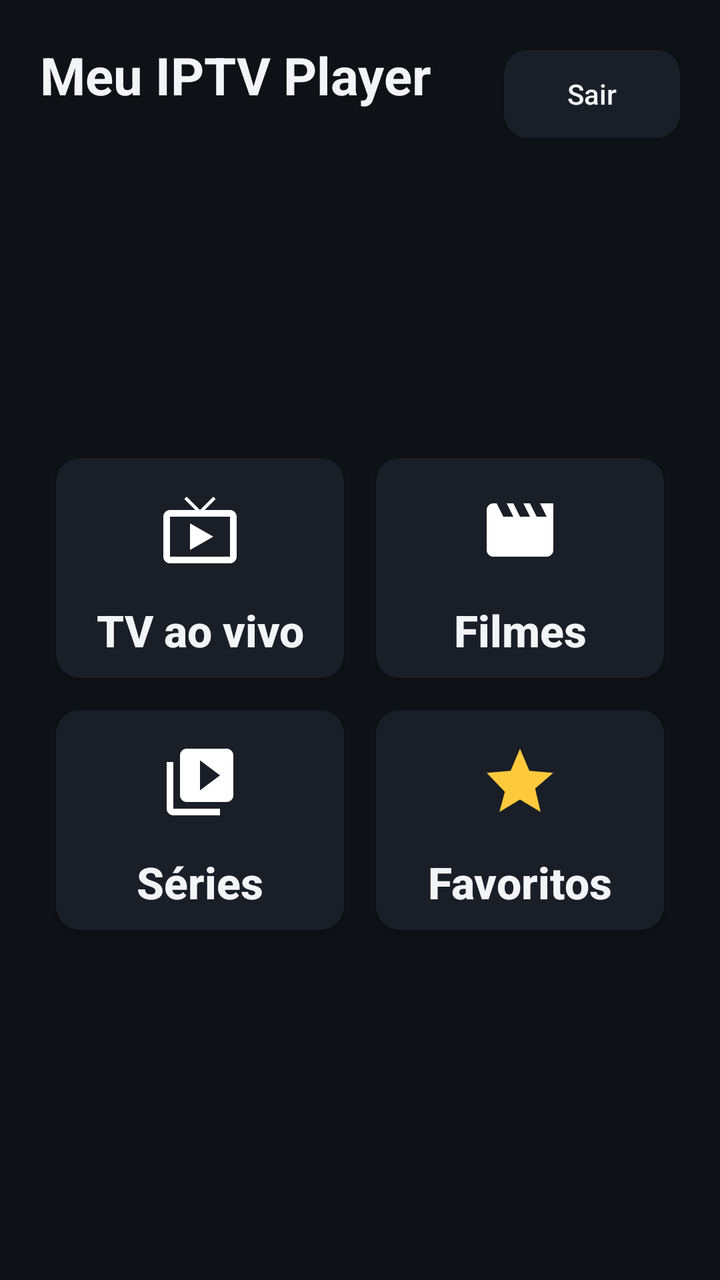
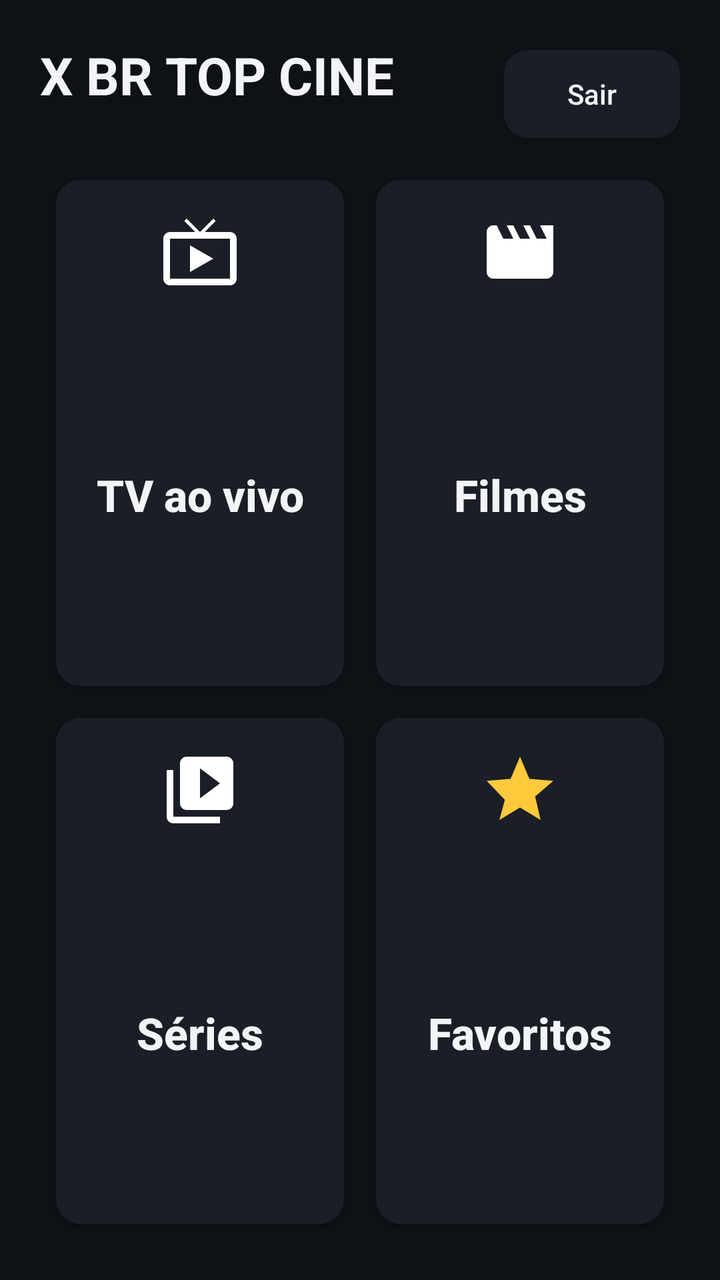

Compare the two renders of this Android layout. The source of the first and the diff that turns it into the second are given below.
<!-- AndroidManifest.xml: application theme Theme.App -->
<!-- res/layout/activity_main.xml -->
<?xml version="1.0" encoding="utf-8"?>
<LinearLayout xmlns:android="http://schemas.android.com/apk/res/android"
    android:layout_width="match_parent"
    android:layout_height="match_parent"
    android:orientation="vertical"
    android:padding="@dimen/side_padding">

    <LinearLayout
        android:layout_width="match_parent"
        android:layout_height="wrap_content"
        android:gravity="center_vertical"
        android:orientation="horizontal">

        <LinearLayout
            android:layout_width="0dp"
            android:layout_height="wrap_content"
            android:layout_weight="1"
            android:orientation="vertical">

            <TextView
                android:layout_width="wrap_content"
                android:layout_height="wrap_content"
                android:text="@string/app_name"
                android:textColor="@color/text"
                android:textSize="26sp"
                android:textStyle="bold" />

            <TextView
                android:id="@+id/account"
                android:layout_width="wrap_content"
                android:layout_height="wrap_content"
                android:ellipsize="end"
                android:singleLine="true"
                android:textColor="@color/text_dim"
                android:textSize="14sp" />
        </LinearLayout>

        <Button
            android:id="@+id/logout"
            android:layout_width="wrap_content"
            android:layout_height="44dp"
            android:background="@drawable/bg_focus"
            android:paddingStart="18dp"
            android:paddingEnd="18dp"
            android:text="Sair"
            android:textAllCaps="false"
            android:textColor="@color/text" />
    </LinearLayout>

    <LinearLayout
        android:layout_width="match_parent"
        android:layout_height="0dp"
        android:layout_weight="1"
        android:gravity="center"
        android:orientation="vertical">

        <LinearLayout
            android:layout_width="match_parent"
            android:layout_height="wrap_content"
            android:orientation="horizontal">

            <Button
                android:id="@+id/btn_live"
                style="@style/MenuButton"
                android:drawableTop="@drawable/ic_menu_live"
                android:text="TV ao vivo" />

            <Button
                android:id="@+id/btn_movies"
                style="@style/MenuButton"
                android:drawableTop="@drawable/ic_menu_movies"
                android:text="Filmes" />
        </LinearLayout>

        <LinearLayout
            android:layout_width="match_parent"
            android:layout_height="wrap_content"
            android:orientation="horizontal">

            <Button
                android:id="@+id/btn_series"
                style="@style/MenuButton"
                android:drawableTop="@drawable/ic_menu_series"
                android:text="Séries" />

            <Button
                android:id="@+id/btn_favorites"
                style="@style/MenuButton"
                android:drawableTop="@drawable/ic_menu_favorites"
                android:text="Favoritos" />
        </LinearLayout>
    </LinearLayout>
</LinearLayout>
<!-- resources referenced by this layout -->
<resources>
  <color name="text">#F2F4F7</color>
  <color name="text_dim">#9AA4B2</color>
  <dimen name="side_padding">20dp</dimen>
  <!-- drawable ic_menu_favorites (drawable) -->
  <?xml version="1.0" encoding="utf-8"?>
  <vector xmlns:android="http://schemas.android.com/apk/res/android"
      android:width="40dp"
      android:height="40dp"
      android:viewportWidth="24"
      android:viewportHeight="24">
      <path
          android:fillColor="#FFC93C"
          android:pathData="M12,17.27L18.18,21l-1.64,-7.03L22,9.24l-7.19,-0.61L12,2 9.19,8.63 2,9.24l5.46,5.73L5.82,21z" />
  </vector>
  <!-- drawable ic_menu_live (drawable) -->
  <?xml version="1.0" encoding="utf-8"?>
  <vector xmlns:android="http://schemas.android.com/apk/res/android"
      android:width="40dp"
      android:height="40dp"
      android:viewportWidth="24"
      android:viewportHeight="24">
      <path
          android:fillColor="#FFFFFF"
          android:pathData="M21,6h-7.59l3.29,-3.29L16,2l-4,4 -4,-4 -0.71,0.71L10.59,6H3c-1.1,0 -2,0.89 -2,2v12c0,1.1 0.9,2 2,2h18c1.1,0 2,-0.9 2,-2V8c0,-1.11 -0.9,-2 -2,-2zM21,20H3V8h18v12zM9,10v8l7,-4z" />
  </vector>
  <!-- drawable ic_menu_movies (drawable) -->
  <?xml version="1.0" encoding="utf-8"?>
  <vector xmlns:android="http://schemas.android.com/apk/res/android"
      android:width="40dp"
      android:height="40dp"
      android:viewportWidth="24"
      android:viewportHeight="24">
      <path
          android:fillColor="#FFFFFF"
          android:pathData="M18,4l2,4h-3l-2,-4h-2l2,4h-3l-2,-4H8l2,4H7L5,4H4c-1.1,0 -1.99,0.9 -1.99,2L2,18c0,1.1 0.9,2 2,2h16c1.1,0 2,-0.9 2,-2V4h-4z" />
  </vector>
  <!-- drawable ic_menu_series (drawable) -->
  <?xml version="1.0" encoding="utf-8"?>
  <vector xmlns:android="http://schemas.android.com/apk/res/android"
      android:width="40dp"
      android:height="40dp"
      android:viewportWidth="24"
      android:viewportHeight="24">
      <path
          android:fillColor="#FFFFFF"
          android:pathData="M4,6H2v14c0,1.1 0.9,2 2,2h14v-2H4V6zM20,2H8c-1.1,0 -2,0.9 -2,2v12c0,1.1 0.9,2 2,2h12c1.1,0 2,-0.9 2,-2V4c0,-1.1 -0.9,-2 -2,-2zM12,14.5v-9l6,4.5 -6,4.5z" />
  </vector>
  <string name="app_name">Meu IPTV Player</string>
  <style name="MenuButton" parent="Widget.AppCompat.Button">
          <item name="android:layout_width">0dp</item>
          <item name="android:layout_height">@dimen/menu_button_height</item>
          <item name="android:layout_weight">1</item>
          <item name="android:layout_margin">8dp</item>
          <item name="android:background">@drawable/bg_focus</item>
          <item name="android:textColor">@color/text</item>
          <item name="android:textSize">22sp</item>
          <item name="android:textStyle">bold</item>
          <item name="android:textAllCaps">false</item>
          <item name="android:paddingTop">16dp</item>
          <item name="android:drawablePadding">6dp</item>
      </style>
  <style name="Theme.App" parent="Theme.AppCompat.NoActionBar">
          <item name="colorPrimary">@color/accent</item>
          <item name="colorPrimaryDark">@color/bg</item>
          <item name="colorAccent">@color/accent</item>
          <item name="android:windowBackground">@color/bg</item>
          <item name="android:textColorPrimary">@color/text</item>
          <item name="android:textColorSecondary">@color/text_dim</item>
          <item name="android:statusBarColor">@color/bg</item>
          <item name="android:navigationBarColor">@color/bg</item>
      </style>
  <color name="surface_focus">#26303D</color>
  <color name="accent">#2EC4B6</color>
  <color name="accent_dim">#1F5F5A</color>
  <color name="surface">#1A1F27</color>
  <dimen name="menu_button_height">110dp</dimen>
  <color name="bg">#0E1116</color>
  <!-- unchanged entries left out for length: 1 -->
</resources>

<!-- the commit's change to res/layout/activity_main.xml (unified diff, before → after) -->
@@ -51,12 +51,13 @@
         android:layout_width="match_parent"
         android:layout_height="0dp"
         android:layout_weight="1"
-        android:gravity="center"
+        android:layout_marginTop="8dp"
         android:orientation="vertical">
 
         <LinearLayout
             android:layout_width="match_parent"
-            android:layout_height="wrap_content"
+            android:layout_height="0dp"
+            android:layout_weight="1"
             android:orientation="horizontal">
 
             <Button
@@ -74,7 +75,8 @@
 
         <LinearLayout
             android:layout_width="match_parent"
-            android:layout_height="wrap_content"
+            android:layout_height="0dp"
+            android:layout_weight="1"
             android:orientation="horizontal">
 
             <Button
<!-- resource entries referenced after the edit -->
@@ -47,10 +47,10 @@
           android:fillColor="#FFFFFF"
           android:pathData="M4,6H2v14c0,1.1 0.9,2 2,2h14v-2H4V6zM20,2H8c-1.1,0 -2,0.9 -2,2v12c0,1.1 0.9,2 2,2h12c1.1,0 2,-0.9 2,-2V4c0,-1.1 -0.9,-2 -2,-2zM12,14.5v-9l6,4.5 -6,4.5z" />
   </vector>
-  <string name="app_name">Meu IPTV Player</string>
+  <string name="app_name">X BR TOP CINE</string>
   <style name="MenuButton" parent="Widget.AppCompat.Button">
           <item name="android:layout_width">0dp</item>
-          <item name="android:layout_height">@dimen/menu_button_height</item>
+          <item name="android:layout_height">match_parent</item>
           <item name="android:layout_weight">1</item>
           <item name="android:layout_margin">8dp</item>
           <item name="android:background">@drawable/bg_focus</item>
@@ -75,7 +75,6 @@
   <color name="accent">#2EC4B6</color>
   <color name="accent_dim">#1F5F5A</color>
   <color name="surface">#1A1F27</color>
-  <dimen name="menu_button_height">110dp</dimen>
   <color name="bg">#0E1116</color>
   <!-- unchanged entries left out for length: 1 -->
 </resources>
